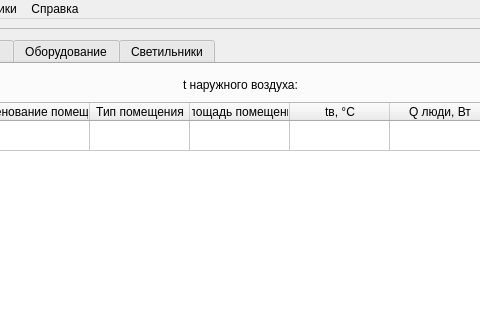
Qt form mygui.ui (FrostEasy54/heat_input) before a commit; both pictures show x 152 to 632 and y 0 to 320 of the 991 by 692 pixel window.
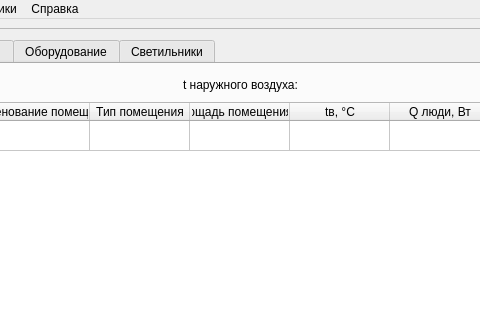
The same form after that commit.

Commit message: added normative docs message, fixed area validation

Patch:
```diff
--- a/mygui.ui
+++ b/mygui.ui
@@ -186,7 +186,7 @@
                 </column>
                 <column>
                  <property name="text">
-                  <string>Площадь помещения</string>
+                  <string>Площадь помещения, м</string>
                  </property>
                 </column>
                 <column>
```
Left out of the diff: 6 changed lines with no effect on the pictures. The commit also changes 2 other files.
